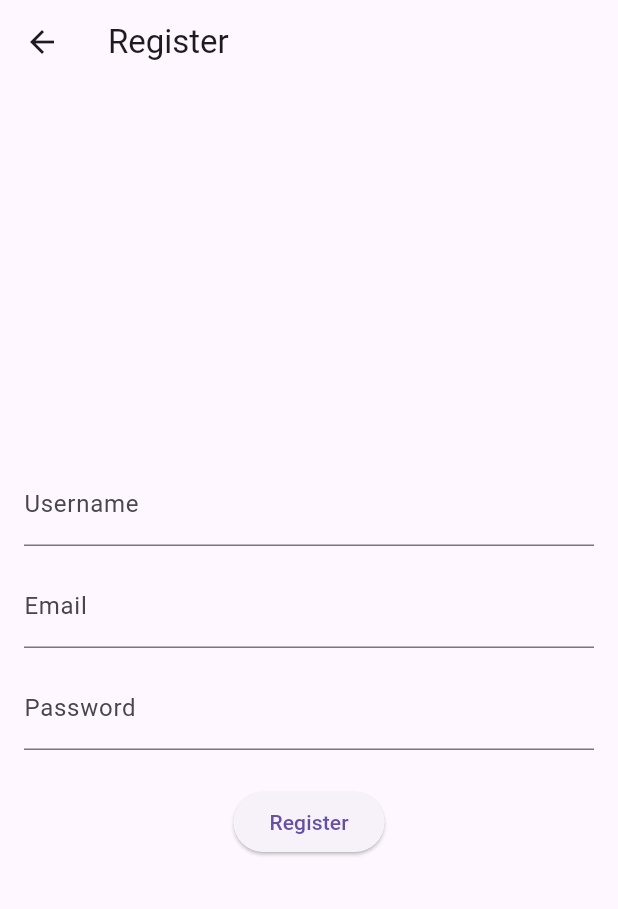
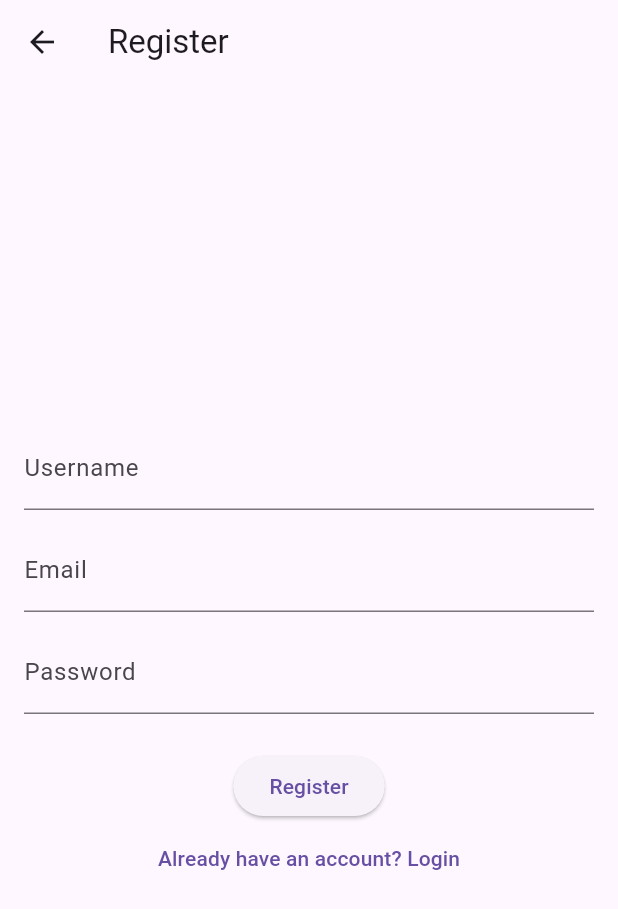
Before and after one commit to TJS2004/real-time-gps-tracker, a Flutter app: the RegisterPage screen opened directly, on a phone screen of 412 x 824 dp. Shown: the top 909 px of the screen. Run offline on Flutter 3.47's test engine with Material 3 defaults, Android fonts, the phone set to English and light mode, and no system bars; our stand-ins replace firebase_auth, firebase_core, firebase_database, flutter_map, geolocator, latlong2; accounts and stored records are empty; network calls fail.

Commit message:
Added Login & Register

```diff
--- a/lib/screens/register_screen.dart
+++ b/lib/screens/register_screen.dart
@@ -1,7 +1,12 @@
+// File: register_screen.dart
 import 'package:flutter/material.dart';
 import 'package:firebase_auth/firebase_auth.dart';
-import 'package:cloud_firestore/cloud_firestore.dart';
-import 'login_screen.dart';
+// import 'package:cloud_firestore/cloud_firestore.dart'; // Only needed if you use Firestore
+
+import 'login_screen.dart'; // Should be LoginPage/login_screen.dart
+
+// We will use the Realtime Database to store user profile info for consistency
+import 'package:firebase_database/firebase_database.dart';
 
 class RegisterPage extends StatefulWidget {
   const RegisterPage({super.key});
@@ -15,65 +20,82 @@ class _RegisterPageState extends State<RegisterPage> {
   final _passwordController = TextEditingController();
   final _usernameController = TextEditingController();
   final _auth = FirebaseAuth.instance;
-  final _firestore = FirebaseFirestore.instance;
+  final _db = FirebaseDatabase.instance; // Use Realtime Database for user data
 
   Future<void> _register() async {
     try {
+      // 1. Create user in Firebase Auth
       UserCredential userCredential =
-          await _auth.createUserWithEmailAndPassword(
+      await _auth.createUserWithEmailAndPassword(
         email: _emailController.text.trim(),
         password: _passwordController.text.trim(),
       );
 
-      // Store user info in Firestore
-      await _firestore.collection('users').doc(userCredential.user!.uid).set({
+      final uid = userCredential.user!.uid;
+
+      // 2. Store user info in Firebase Realtime Database
+      await _db.ref('users/$uid/profile').set({
         'username': _usernameController.text.trim(),
         'email': _emailController.text.trim(),
-        'createdAt': DateTime.now(),
+        'createdAt': DateTime.now().toIso8601String(),
       });
 
+      // 3. Check mounted status
+      if (!mounted) return;
+
       ScaffoldMessenger.of(context).showSnackBar(
-        SnackBar(content: Text('Registration successful!')),
+        const SnackBar(content: Text('Registration successful!')),
       );
 
+      // 4. Navigate back to login
       Navigator.pushReplacement(
         context,
-        MaterialPageRoute(builder: (context) => LoginPage()),
+        MaterialPageRoute(builder: (context) => const LoginPage()), // FIX: Correct class name
       );
     } catch (e) {
+      // 5. Handle errors
+      if (!mounted) return;
       ScaffoldMessenger.of(context)
-          .showSnackBar(SnackBar(content: Text('Registration failed: $e')));
+          .showSnackBar(SnackBar(content: Text('Registration failed: ${e.toString()}')));
     }
   }
 
   @override
   Widget build(BuildContext context) {
     return Scaffold(
-      appBar: AppBar(title: Text('Register')),
+      appBar: AppBar(title: const Text('Register')),
       body: Padding(
-        padding: EdgeInsets.all(16),
+        padding: const EdgeInsets.all(16),
         child: Column(
           mainAxisAlignment: MainAxisAlignment.center,
           children: [
             TextField(
               controller: _usernameController,
-              decoration: InputDecoration(labelText: 'Username'),
+              decoration: const InputDecoration(labelText: 'Username'),
             ),
-            SizedBox(height: 12),
+            const SizedBox(height: 12),
             TextField(
               controller: _emailController,
-              decoration: InputDecoration(labelText: 'Email'),
+              keyboardType: TextInputType.emailAddress,
+              decoration: const InputDecoration(labelText: 'Email'),
             ),
-            SizedBox(height: 12),
+            const SizedBox(height: 12),
             TextField(
               controller: _passwordController,
-              decoration: InputDecoration(labelText: 'Password'),
+              decoration: const InputDecoration(labelText: 'Password'),
               obscureText: true,
             ),
-            SizedBox(height: 24),
+            const SizedBox(height: 24),
             ElevatedButton(
               onPressed: _register,
-              child: Text('Register'),
+              child: const Text('Register'),
+            ),
+            TextButton(
+              onPressed: () {
+                // Return to the login page
+                Navigator.pop(context);
+              },
+              child: const Text('Already have an account? Login'),
             ),
           ],
         ),
```
Also changed, not shown: lib/main.dart (+31 -17 lines), lib/screens/login_screen.dart (+32 -14 lines), lib/screens/map_screen.dart (+12 -6 lines), lib/screens/splash_screen.dart (+22 -7 lines), 3 other files.
